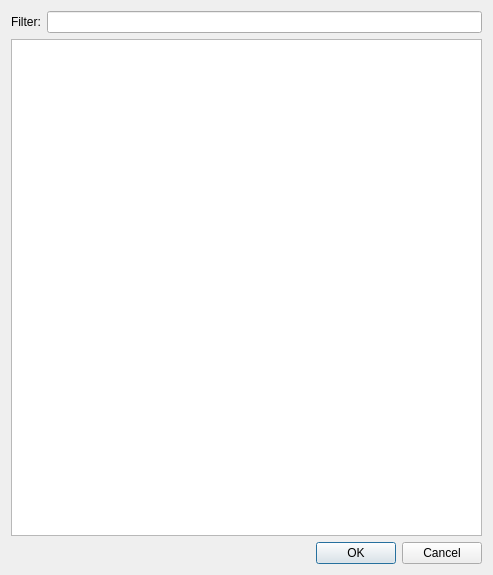
Above: src/gov_services/ui/dlg_gov_services.ui from psakar/datovka before the change. Below: the same form after it.
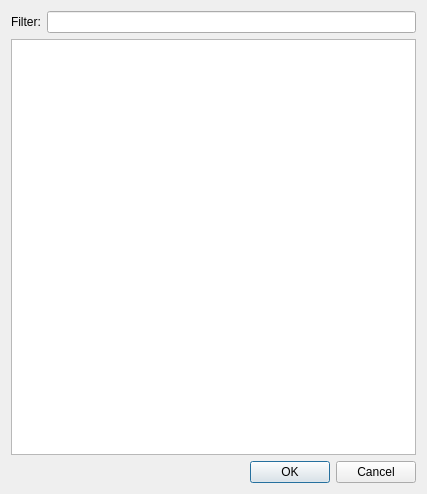
That is the form after the change. Icons and pictures are not drawn.

Commit message: Updated gov model and added service filtering

The edit to the form file:
```diff
--- a/src/gov_services/ui/dlg_gov_services.ui
+++ b/src/gov_services/ui/dlg_gov_services.ui
@@ -6,8 +6,8 @@
    <rect>
     <x>0</x>
     <y>0</y>
-    <width>493</width>
-    <height>575</height>
+    <width>427</width>
+    <height>494</height>
    </rect>
   </property>
   <property name="windowTitle">
@@ -33,7 +33,14 @@
     </layout>
    </item>
    <item>
-    <widget class="QListView" name="govServiceListView"/>
+    <widget class="QListView" name="govServiceListView">
+     <property name="spacing">
+      <number>1</number>
+     </property>
+     <property name="modelColumn">
+      <number>0</number>
+     </property>
+    </widget>
    </item>
    <item>
     <widget class="QDialogButtonBox" name="buttonBox">
```
Left out of the diff: 2 changed lines with no effect on the pictures. The commit also changes 4 other files.
